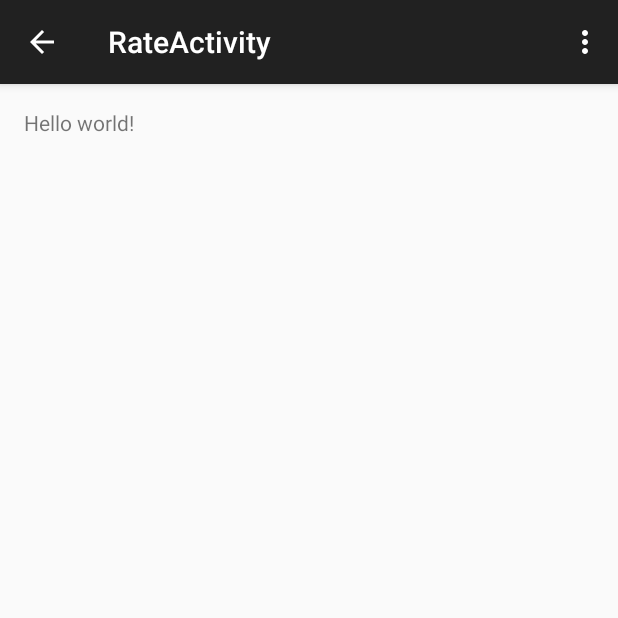
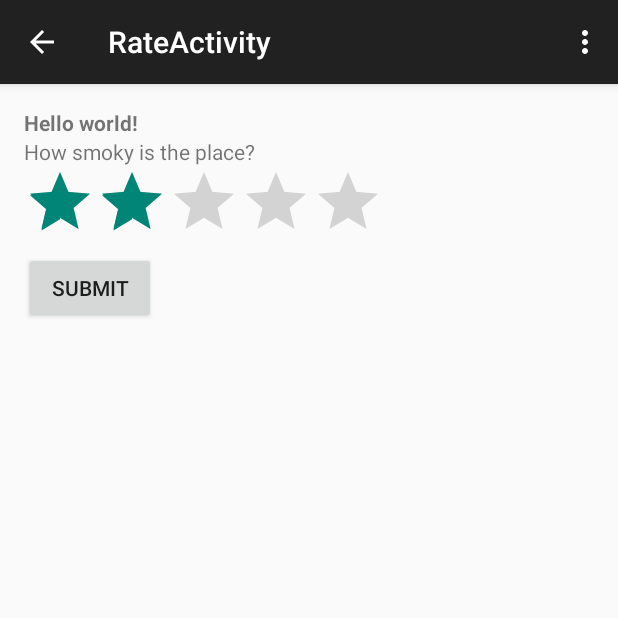
Before and after one commit to nschloe/smoky, an Android app: the RateActivity screen opened directly, with no data from a screen before it, on a phone screen of 412 x 824 dp, the top half of it. Run offline under Robolectric (Android 15) with nearby library versions, the light colour scheme and no system bars; 2 statements that could not run were skipped.

Commit message:
add layout for rate activity

```diff
--- a/app/src/main/java/com/nschloe/smoky/RateActivity.java
+++ b/app/src/main/java/com/nschloe/smoky/RateActivity.java
@@ -6,6 +6,7 @@ import android.support.v7.app.ActionBarActivity;
 import android.os.Bundle;
 import android.view.Menu;
 import android.view.MenuItem;
+import android.widget.TextView;
 import android.widget.Toast;
 
 import com.google.android.gms.common.GooglePlayServicesNotAvailableException;
@@ -39,8 +40,10 @@ public class RateActivity extends ActionBarActivity {
         if (requestCode == PLACE_PICKER_REQUEST) {
             if (resultCode == RESULT_OK) {
                 Place place = PlacePicker.getPlace(data, this);
-                String toastMsg = String.format("Place: %s", place.getName());
-                Toast.makeText(this, toastMsg, Toast.LENGTH_LONG).show();
+                final TextView placeName = (TextView) findViewById(R.id.placeName);
+                placeName.setText(place.getName());
+                //String toastMsg = String.format("Place: %s", place.getName());
+                //Toast.makeText(this, toastMsg, Toast.LENGTH_LONG).show();
             }
         }
     }
--- a/app/src/main/res/layout/activity_rate.xml
+++ b/app/src/main/res/layout/activity_rate.xml
@@ -1,12 +1,40 @@
-<RelativeLayout xmlns:android="http://schemas.android.com/apk/res/android"
-    xmlns:tools="http://schemas.android.com/tools" android:layout_width="match_parent"
-    android:layout_height="match_parent" android:paddingLeft="@dimen/activity_horizontal_margin"
+<LinearLayout
+    xmlns:android="http://schemas.android.com/apk/res/android"
+    xmlns:tools="http://schemas.android.com/tools"
+    android:layout_width="match_parent"
+    android:layout_height="match_parent"
+    android:paddingLeft="@dimen/activity_horizontal_margin"
     android:paddingRight="@dimen/activity_horizontal_margin"
     android:paddingTop="@dimen/activity_vertical_margin"
     android:paddingBottom="@dimen/activity_vertical_margin"
-    tools:context="com.nschloe.smoky.RateActivity">
+    android:orientation="vertical"
+    tools:context="com.nschloe.smoky.RateActivity"
+    >
 
-    <TextView android:text="@string/hello_world" android:layout_width="wrap_content"
+    <TextView android:text="@string/hello_world"
+        android:id="@+id/placeName"
+        android:textStyle="bold"
+        android:layout_width="wrap_content"
         android:layout_height="wrap_content" />
 
-</RelativeLayout>
+    <TextView
+        android:text="@string/submit_question"
+        android:layout_width="wrap_content"
+        android:layout_height="wrap_content"
+        />
+
+    <RatingBar
+        android:id="@+id/ratingBar"
+        android:layout_width="wrap_content"
+        android:layout_height="wrap_content"
+        android:numStars="5"
+        android:stepSize="1.0"
+        android:rating="2.0" />
+
+    <Button
+        android:layout_width="wrap_content"
+        android:layout_height="wrap_content"
+        android:text="@string/submit"
+        />
+
+</LinearLayout>
--- a/app/src/main/res/values/strings.xml
+++ b/app/src/main/res/values/strings.xml
@@ -2,6 +2,8 @@
     <string name="app_name">Smoky</string>
     <string name="title_activity_maps">Map</string>
     <string name="rate">Rate a place</string>
+    <string name="submit_question">How smoky is the place?</string>
+    <string name="submit">Submit</string>
     <string name="title_activity_rate">RateActivity</string>
 
     <string name="hello_world">Hello world!</string>
```
Also changed, not shown: app/src/main/res/menu/menu_rate.xml (+6 -3 lines).
